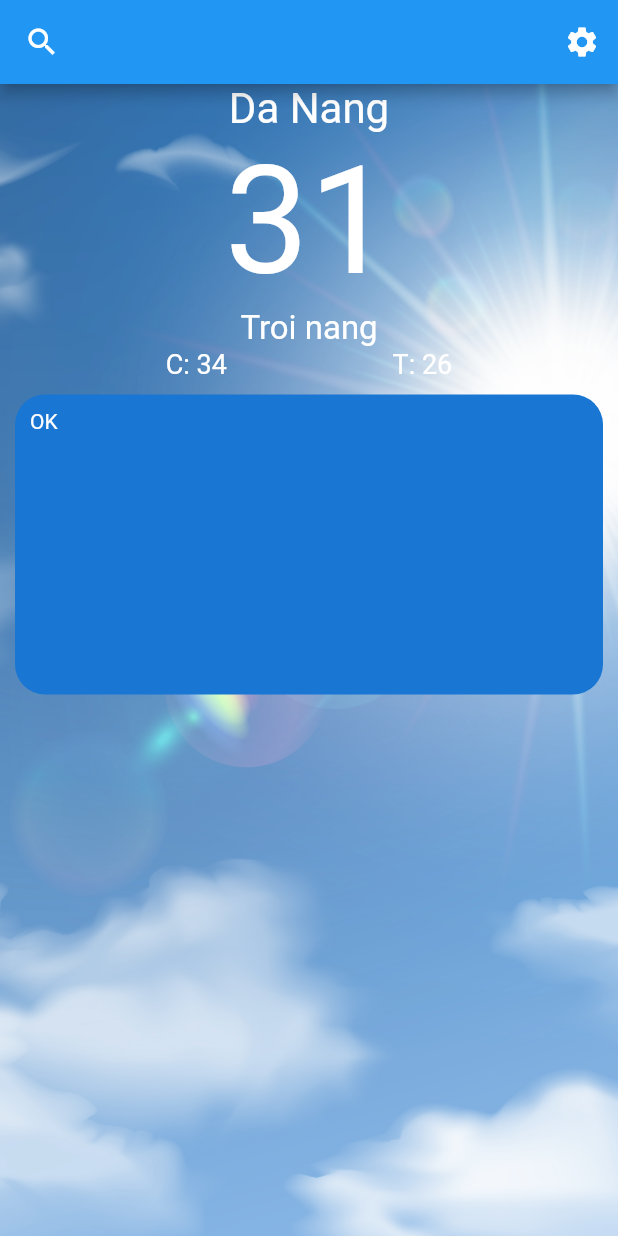
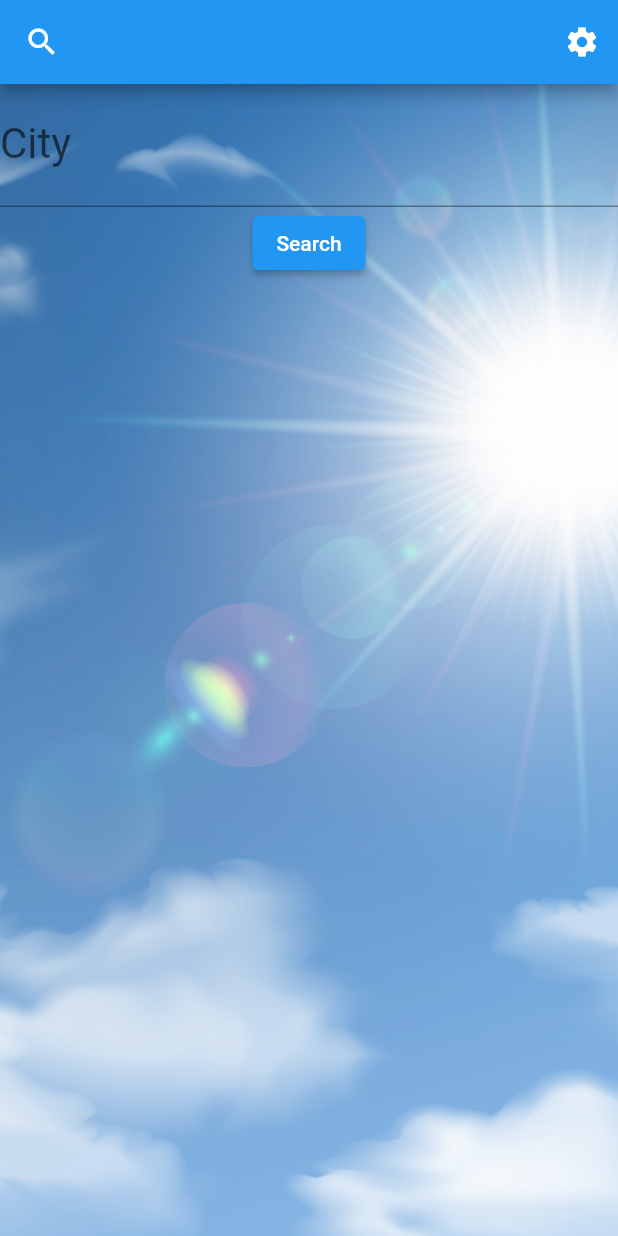
Before and after one commit to Dastronaut/flutter_weather_forecast, a Flutter app: the screen it shows after launch, on a phone screen of 412 x 824 dp. Run offline on Flutter 3.47's test engine with Material 2 defaults, Android fonts, the phone set to English and light mode, and no system bars; our stand-ins replace geolocator; missing offline and left inert: dart:ffi.

Commit message:
add Api weather

```diff
--- a/lib/pages/data_service.dart
+++ b/lib/pages/data_service.dart
@@ -4,18 +4,20 @@ import 'dart:ffi';
 import 'package:flutter_weather_forecast/pages/model.dart';
 import 'package:http/http.dart' as http;
 class DataService{
-  Future<WeatherResponse> getWeather(String lat, String lon) async{
+  Future<WeatherResponse> getWeather(String city) async{
     // https://api.openweathermap.org/data/2.5/onecall?lat=33.44&lon=-94.04&exclude=hourly,daily&appid=07ae6c80431f35e89b399f5025ca9dbf
-
+    // https://api.openweathermap.org/data/2.5/weather?q=LonDon&appid=07ae6c80431f35e89b399f5025ca9dbf
     final queryParameters = {
-      'a': 'lat',
-      'o': 'lon',
+      // 'a': 'lat',
+      // 'o': 'lon',
+      'q' : city,
+      'units' : 'imperial',
       'appid': '07ae6c80431f35e89b399f5025ca9dbf'
     };
 
     final uri = Uri.https(
         'api.openweathermap.org',
-        'data/2.5/onecall',
+        '/data/2.5/onecall',
         queryParameters,
     );
     final response = await http.get(uri);
--- a/lib/pages/home_screen.dart
+++ b/lib/pages/home_screen.dart
@@ -1,6 +1,7 @@
 import 'package:flutter/material.dart';
 import 'package:flutter_weather_forecast/common/theme_helper.dart';
 import 'package:flutter_weather_forecast/pages/data_service.dart';
+import 'package:flutter_weather_forecast/pages/model.dart';
 import 'package:geolocator/geolocator.dart';
 
 class HomeScreen extends StatefulWidget {
@@ -13,18 +14,19 @@ class HomeScreen extends StatefulWidget {
 class _HomeScreenState extends State<HomeScreen> {
   late Position _currentPosition;
   late LocationPermission permission;
-  final _latitude = TextEditingController();
-  final _longitude = TextEditingController();
-
+  // final _latitude = TextEditingController();
+  // final _longitude = TextEditingController();
+  final _cityTextController = TextEditingController();
   final _dataService = DataService();
+   WeatherResponse? _response = null;
   @override
   void initState() {
     super.initState();
     _getUserPermission();
   }
   _search() async{
-    final response = await _dataService.getWeather(_latitude.text, _longitude.text);
-    print(response.cityName);
+    final response = await _dataService.getWeather(_cityTextController.text);
+    setState(() => _response = response);
   }
 
   _getUserPermission() async {
@@ -53,7 +55,7 @@ class _HomeScreenState extends State<HomeScreen> {
       appBar: AppBar(
         actions: [
           IconButton(
-            onPressed: () {},
+            onPressed: (){},
             icon: const Icon(Icons.settings),
           ),
         ],
@@ -73,21 +75,41 @@ class _HomeScreenState extends State<HomeScreen> {
           ),
         ),
         child: Column(children: [
-          _location(),
-          _temperature(),
-          _decription(),
-          _rangeTemperature(),
-          Container(
-            margin: const EdgeInsets.fromLTRB(0, 10, 0, 10),
-            height: 200,
-            width: MediaQuery.of(context).size.width - 20,
-            padding: const EdgeInsets.fromLTRB(10, 10, 10, 0),
-            decoration: ThemeHelper().informationBoxDecoration(),
-            // child: Text(currentPosition.isMocked == true
-            //     ? "Lat: ${currentPosition.altitude.toString()}"
-            //     : "Long: ${currentPosition.longitude.toString()}"),
-            child: const Text('OK'),
+          if(_response != null)
+            Column(
+              children: [
+                Text(
+                  '${_response?.tempInfo.temperature}°',style: TextStyle(fontSize: 40),
                 ),
+                Text(
+                  _response!.weatherInfo.description
+                ),
+              ],
+            ),
+
+          TextField(
+          controller: _cityTextController,
+          decoration: InputDecoration(labelText: 'City'),
+          style: TextStyle(fontSize: 28),
+          ),
+          ElevatedButton(onPressed: _search, child: Text("Search"))
+
+          // _location(),
+          // _temperature(),
+          // _decription(),
+          // _rangeTemperature(),
+
+          // Container(
+          //   margin: const EdgeInsets.fromLTRB(0, 10, 0, 10),
+          //   height: 200,
+          //   width: MediaQuery.of(context).size.width - 20,
+          //   padding: const EdgeInsets.fromLTRB(10, 10, 10, 0),
+          //   decoration: ThemeHelper().informationBoxDecoration(),
+          //   // child: Text(currentPosition.isMocked == true
+          //   //     ? "Lat: ${currentPosition.altitude.toString()}"
+          //   //     : "Long: ${currentPosition.longitude.toString()}"),
+          //   child: const Text('OK'),
+          //),
         ]),
       ),
     );
@@ -96,11 +118,12 @@ class _HomeScreenState extends State<HomeScreen> {
 
   _location() {
     return const Text(
+      // controller: _cityTextController,
+      //decoration: InputDecoration(labelText: 'City'),
       'Da Nang',
       style: TextStyle(fontSize: 28),
     );
   }
-
 _temperature() {
   return const Text(
     '31',
--- a/lib/pages/model.dart
+++ b/lib/pages/model.dart
@@ -1,29 +1,57 @@
 /*
 {
-{
-  "lat": 33.44,
-  "lon": -94.04,
-  "timezone": "America/Chicago",
-  "current": {
-    "temp": 284.07,
-    "weather": [
-      {
-        "id": 500,
-        "main": "Rain",
-        "icon": "10d"
-      }
-    ],
+  "weather": [
+    {
+      "id": 802,
+      "main": "Clouds",
+      "description": "scattered clouds",
+      "icon": "03d"
+    }
+  ],
+  "main": {
+    "temp": 293.34,
   },
+  "name": "London",
+}
 */
+class WeatherInfo{
+  final String description;
+  final String icon;
+  WeatherInfo({required this.description,required this.icon});
+  factory WeatherInfo.fromJson(Map<String, dynamic> json){
+    final description = json['description'];
+    final icon = json['icon'];
+    return WeatherInfo(description: description,icon: icon);
+  }
+}
+class TemperatureInfo{
+  final double temperature;
+  TemperatureInfo({required this.temperature});
 
+  factory TemperatureInfo.fromJson(Map<String, dynamic> json){
+    final temperature = json['temp'];
+    return TemperatureInfo(temperature: temperature);
+  }
+}
 class WeatherResponse {
   final String cityName;
+  final TemperatureInfo tempInfo;
 
-  WeatherResponse({required this.cityName});
+  final WeatherInfo weatherInfo;
+
+
+  WeatherResponse({required this.cityName,required this.tempInfo,required this.weatherInfo});
 
   factory WeatherResponse.fromJson(Map<String, dynamic> json){
-    final cityName = json['timezone'];
-    return WeatherResponse(cityName: cityName);
+    final cityName = json['name'];
+
+    final tempInfoJson = json['main'];
+    final tempInfo = TemperatureInfo.fromJson(tempInfoJson);
+
+    final weatherInfoJson = json['weather'][0];
+    final weatherInfo = WeatherInfo.fromJson(weatherInfoJson);
+
+    return WeatherResponse(cityName: cityName,tempInfo: tempInfo,weatherInfo: weatherInfo);
   }
 
 }
```
Lines whose indentation alone changed are shown as unchanged.
